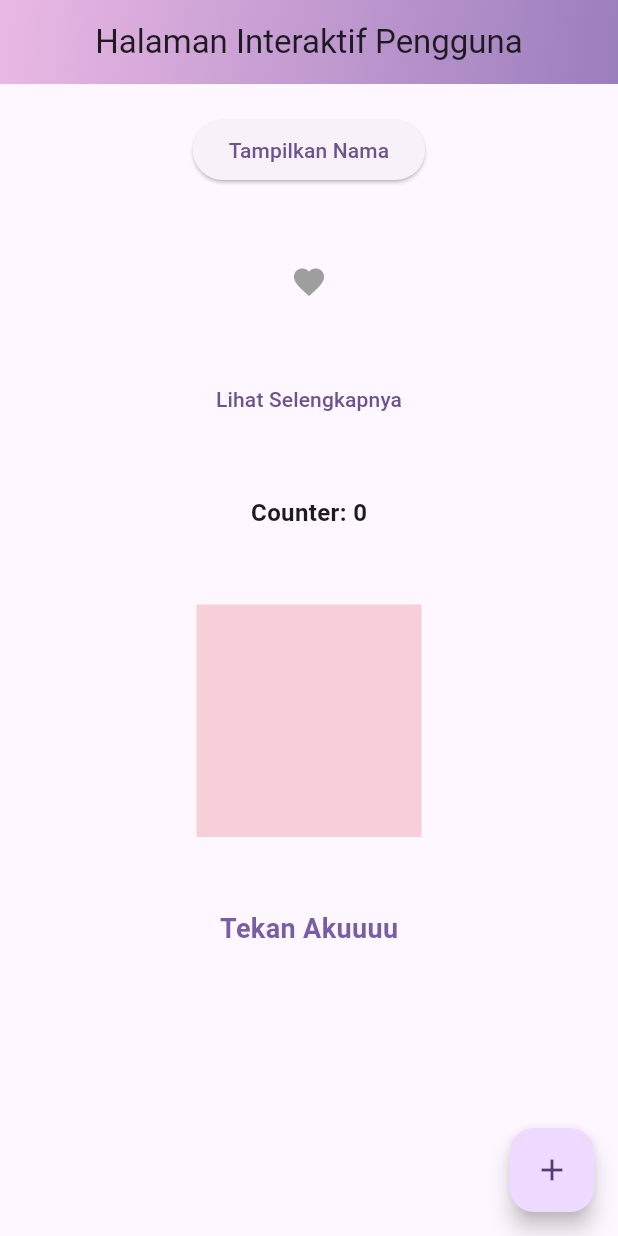
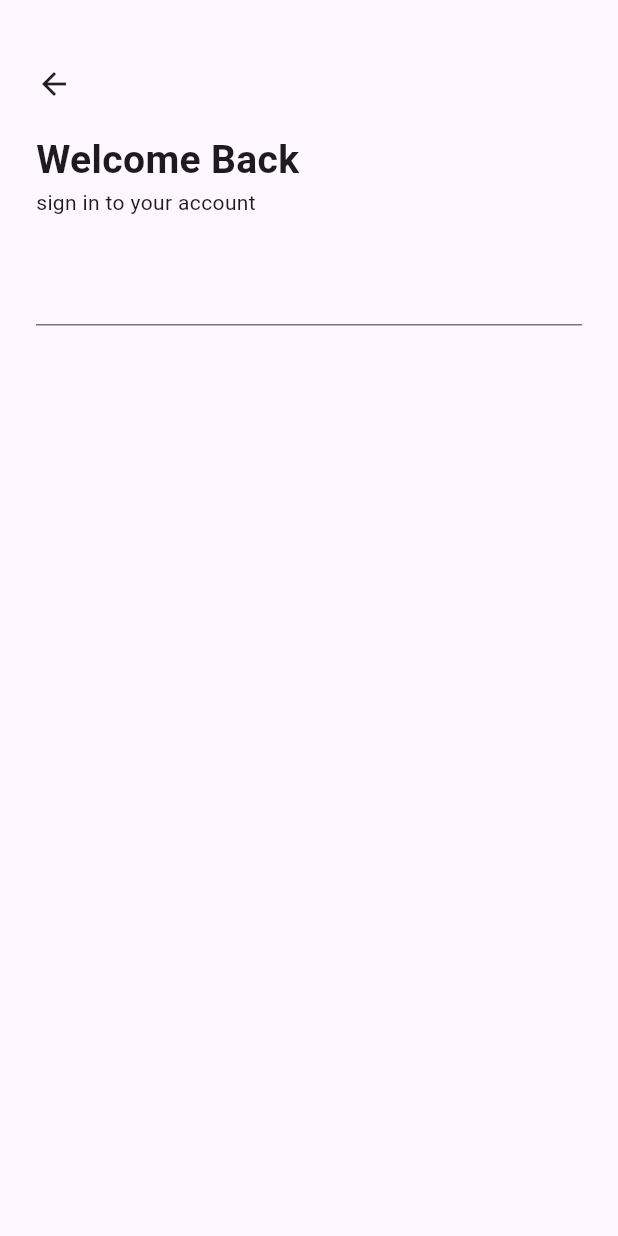
Before and after one commit to masithagaluh27/PPKD-Masitha-Flutter, a Flutter app: the screen it shows after launch, on a phone screen of 412 x 824 dp. Run offline on Flutter 3.47's test engine with Material 3 defaults, Android fonts, the phone set to English and light mode, and no system bars.

Commit message:
Tugas 6 Flutter

```diff
--- a/ppkd_flutter_masitha/lib/main.dart
+++ b/ppkd_flutter_masitha/lib/main.dart
@@ -1,5 +1,5 @@
 import 'package:flutter/material.dart';
-import 'package:ppkd_flutter_masitha/meet_5/tugas_5_flutter.dart';
+import 'package:ppkd_flutter_masitha/meet_6/tugas_6_flutter.dart';
 // import 'package:ppkd_flutter_masitha/meet_2/contoh.dart';
 // import 'package:ppkd_flutter_masit
 // ha/meet_2/meet_2.dart';
@@ -22,7 +22,7 @@ class MyApp extends StatelessWidget {
           seedColor: const Color.fromARGB(255, 197, 147, 253),
         ),
       ),
-      home: const Tugas5Flutter(),
+      home: TugasEnamFlutter(),
     );
   }
 }
--- /dev/null
+++ b/ppkd_flutter_masitha/lib/meet_6/tugas_6_flutter.dart
@@ -0,0 +1,36 @@
+import 'package:flutter/material.dart';
+
+class TugasEnamFlutter extends StatelessWidget {
+  final TextEditingController emailcontroller = TextEditingController();
+
+  TugasEnamFlutter({super.key});
+
+  @override
+  Widget build(BuildContext context) {
+    return Scaffold(
+      body: SafeArea(
+        child: Padding(
+          padding: EdgeInsets.all(24),
+          child: Column(
+            crossAxisAlignment: CrossAxisAlignment.start,
+            children: [
+              SizedBox(height: 20),
+              Icon(Icons.arrow_back),
+              SizedBox(height: 20),
+              Text(
+                "Welcome Back",
+                style: TextStyle(fontSize: 26, fontWeight: FontWeight.bold),
+              ),
+              Text("sign in to your account"),
+              SizedBox(height: 24),
+              TextField(
+                controller: emailcontroller,
+                decoration: InputDecoration(),
+              ),
+            ],
+          ),
+        ),
+      ),
+    );
+  }
+}
```
Also changed, not shown: ppkd_flutter_masitha/lib/meet_6/contoh.dart (added, +112 -0 lines).
